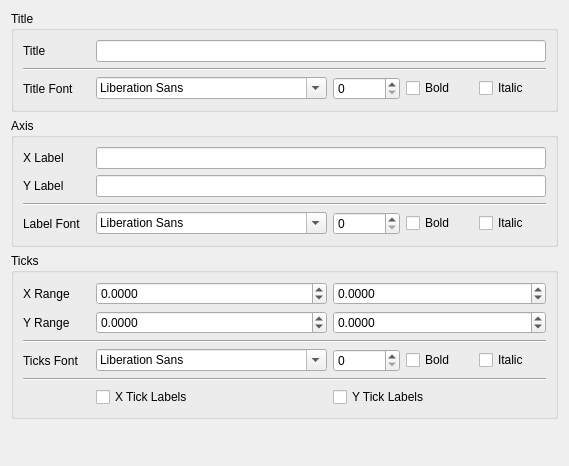
Qt form libsaxsview/saxsview_configpage_plot.ui (emblsaxs/saxsview) before a commit.
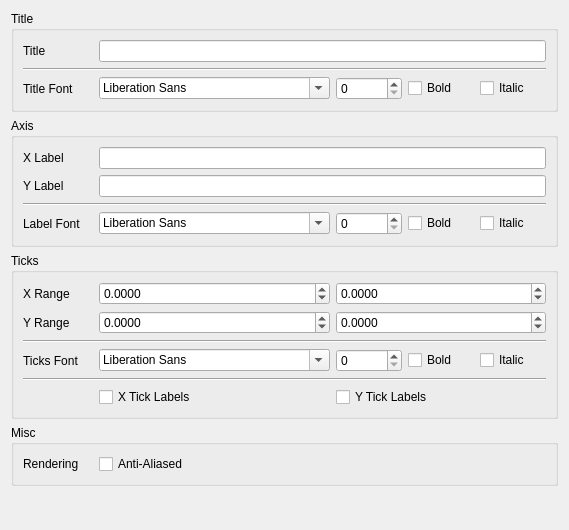
The same form after that commit.

Commit message:
2010-10-23  Daniel Franke  <dfranke@users.sourceforge.net>
	* saxsview_configpage_plot.ui: Re-add check box for anti-aliased
	plotting.
	* saxsview_configpage_plot.cpp (apply, reset): Re-enable anti-aliased
	plotting

The edit to the form file:
```diff
--- a/libsaxsview/saxsview_configpage_plot.ui
+++ b/libsaxsview/saxsview_configpage_plot.ui
@@ -7,7 +7,7 @@
     <x>0</x>
     <y>0</y>
     <width>569</width>
-    <height>466</height>
+    <height>530</height>
    </rect>
   </property>
   <property name="windowTitle">
@@ -22,6 +22,18 @@
      <layout class="QGridLayout" name="gridLayout">
       <item row="0" column="0">
        <widget class="QLabel" name="lblTitle">
+        <property name="minimumSize">
+         <size>
+          <width>70</width>
+          <height>0</height>
+         </size>
+        </property>
+        <property name="maximumSize">
+         <size>
+          <width>70</width>
+          <height>16777215</height>
+         </size>
+        </property>
         <property name="text">
          <string>Title</string>
         </property>
@@ -42,6 +54,18 @@
       </item>
       <item row="2" column="0">
        <widget class="QLabel" name="lblTitleFont">
+        <property name="minimumSize">
+         <size>
+          <width>70</width>
+          <height>0</height>
+         </size>
+        </property>
+        <property name="maximumSize">
+         <size>
+          <width>70</width>
+          <height>16777215</height>
+         </size>
+        </property>
         <property name="text">
          <string>Title Font</string>
         </property>
@@ -95,6 +119,18 @@
      <layout class="QGridLayout" name="gridLayout_2">
       <item row="0" column="0">
        <widget class="QLabel" name="lblXLabel">
+        <property name="minimumSize">
+         <size>
+          <width>70</width>
+          <height>0</height>
+         </size>
+        </property>
+        <property name="maximumSize">
+         <size>
+          <width>70</width>
+          <height>16777215</height>
+         </size>
+        </property>
         <property name="text">
          <string>X Label</string>
         </property>
@@ -108,6 +144,18 @@
       </item>
       <item row="1" column="0">
        <widget class="QLabel" name="lblYLabel">
+        <property name="minimumSize">
+         <size>
+          <width>70</width>
+          <height>0</height>
+         </size>
+        </property>
+        <property name="maximumSize">
+         <size>
+          <width>70</width>
+          <height>16777215</height>
+         </size>
+        </property>
         <property name="text">
          <string>Y Label</string>
         </property>
@@ -132,6 +180,18 @@
       </item>
       <item row="3" column="0">
        <widget class="QLabel" name="lblLabelFont">
+        <property name="minimumSize">
+         <size>
+          <width>70</width>
+          <height>0</height>
+         </size>
+        </property>
+        <property name="maximumSize">
+         <size>
+          <width>70</width>
+          <height>16777215</height>
+         </size>
+        </property>
         <property name="text">
          <string>Label Font</string>
         </property>
@@ -185,6 +245,18 @@
      <layout class="QGridLayout" name="gridLayout_3">
       <item row="0" column="0">
        <widget class="QLabel" name="lblXRange">
+        <property name="minimumSize">
+         <size>
+          <width>70</width>
+          <height>0</height>
+         </size>
+        </property>
+        <property name="maximumSize">
+         <size>
+          <width>70</width>
+          <height>16777215</height>
+         </size>
+        </property>
         <property name="text">
          <string>X Range</string>
         </property>
@@ -221,6 +293,18 @@
       </item>
       <item row="1" column="0">
        <widget class="QLabel" name="lblYRange">
+        <property name="minimumSize">
+         <size>
+          <width>70</width>
+          <height>0</height>
+         </size>
+        </property>
+        <property name="maximumSize">
+         <size>
+          <width>70</width>
+          <height>16777215</height>
+         </size>
+        </property>
         <property name="text">
          <string>Y Range</string>
         </property>
@@ -278,6 +362,18 @@
       </item>
       <item row="3" column="0">
        <widget class="QLabel" name="lblTicksFont">
+        <property name="minimumSize">
+         <size>
+          <width>70</width>
+          <height>0</height>
+         </size>
+        </property>
+        <property name="maximumSize">
+         <size>
+          <width>70</width>
+          <height>16777215</height>
+         </size>
+        </property>
         <property name="text">
          <string>Ticks Font</string>
         </property>
@@ -330,6 +426,41 @@
      </layout>
     </widget>
    </item>
+   <item>
+    <widget class="QGroupBox" name="groupMisc">
+     <property name="title">
+      <string>Misc</string>
+     </property>
+     <layout class="QGridLayout" name="gridLayout_4">
+      <item row="0" column="0">
+       <widget class="QLabel" name="lblRendering">
+        <property name="minimumSize">
+         <size>
+          <width>70</width>
+          <height>0</height>
+         </size>
+        </property>
+        <property name="maximumSize">
+         <size>
+          <width>70</width>
+          <height>16777215</height>
+         </size>
+        </property>
+        <property name="text">
+         <string>Rendering</string>
+        </property>
+       </widget>
+      </item>
+      <item row="0" column="1">
+       <widget class="QCheckBox" name="checkAntiAliased">
+        <property name="text">
+         <string>Anti-Aliased</string>
+        </property>
+       </widget>
+      </item>
+     </layout>
+    </widget>
+   </item>
    <item>
     <spacer name="verticalSpacer">
      <property name="orientation">
```
The commit also changes 2 other files.
